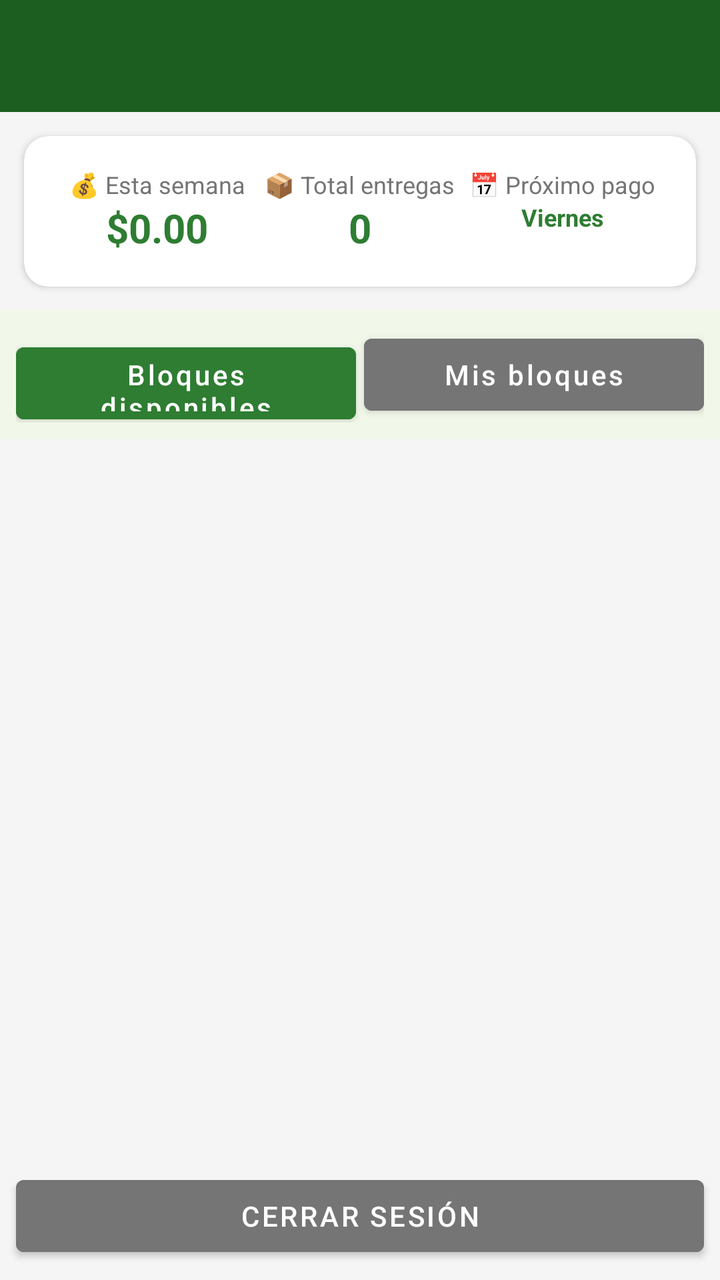
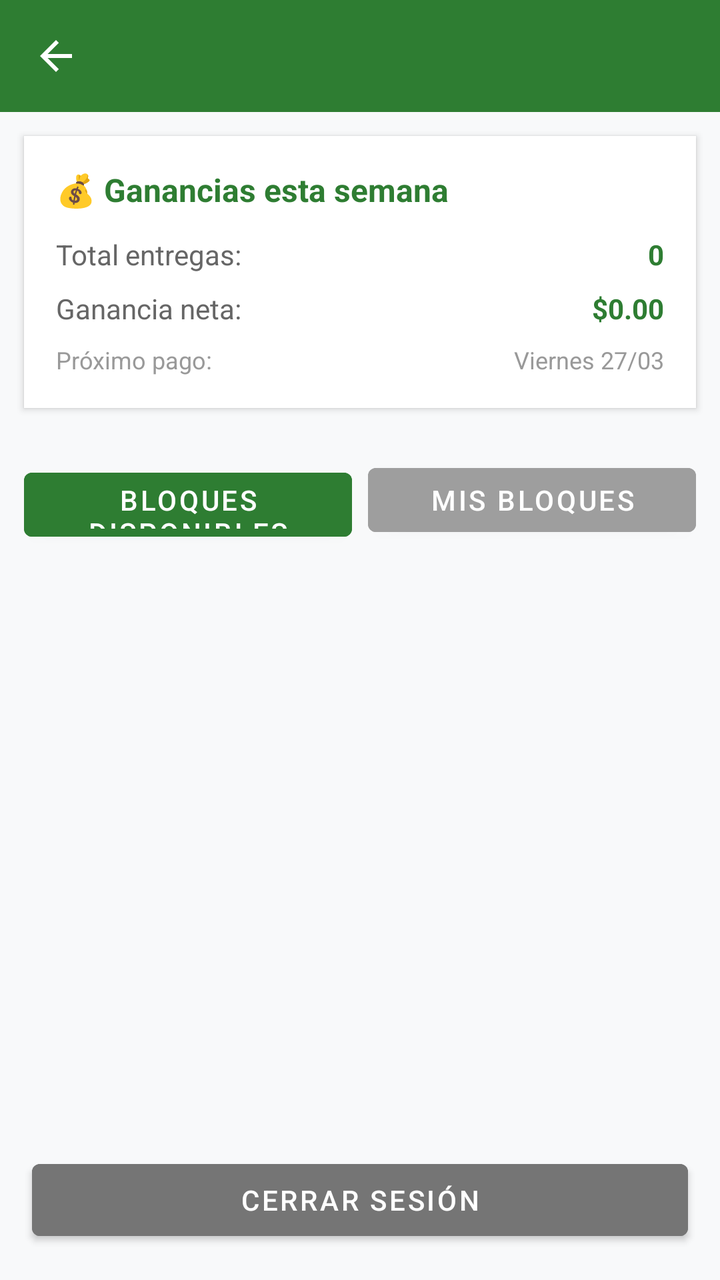

The first picture is an Android layout as it rendered before a commit; the second is the same layout after the commit. The layout source and the unified diff follow.
<!-- AndroidManifest.xml: application theme Theme.MaterialComponents.Light.NoActionBar -->
<!-- res/layout/activity_driver.xml -->
<?xml version="1.0" encoding="utf-8"?>
<LinearLayout xmlns:android="http://schemas.android.com/apk/res/android"
    xmlns:app="http://schemas.android.com/apk/res-auto"
    android:layout_width="match_parent"
    android:layout_height="match_parent"
    android:orientation="vertical"
    android:background="#F5F5F5">

    <androidx.appcompat.widget.Toolbar
        android:id="@+id/toolbar"
        android:layout_width="match_parent"
        android:layout_height="?attr/actionBarSize"
        android:background="#1B5E20"
        android:title="Modo Repartidor"
        android:titleTextColor="@android:color/white" />

    
    <androidx.cardview.widget.CardView
        android:layout_width="match_parent"
        android:layout_height="wrap_content"
        android:layout_margin="12dp"
        android:elevation="4dp"
        app:cardCornerRadius="12dp">

        <LinearLayout
            android:layout_width="match_parent"
            android:layout_height="wrap_content"
            android:orientation="horizontal"
            android:padding="16dp">

            <LinearLayout
                android:layout_width="0dp"
                android:layout_height="wrap_content"
                android:layout_weight="1"
                android:orientation="vertical"
                android:gravity="center">

                <TextView
                    android:layout_width="wrap_content"
                    android:layout_height="wrap_content"
                    android:text="💰 Esta semana"
                    android:textSize="12sp"
                    android:textColor="#757575" />

                <TextView
                    android:id="@+id/tvThisWeekEarnings"
                    android:layout_width="wrap_content"
                    android:layout_height="wrap_content"
                    android:text="$0.00"
                    android:textSize="20sp"
                    android:textStyle="bold"
                    android:textColor="#2E7D32" />
            </LinearLayout>

            <LinearLayout
                android:layout_width="0dp"
                android:layout_height="wrap_content"
                android:layout_weight="1"
                android:orientation="vertical"
                android:gravity="center">

                <TextView
                    android:layout_width="wrap_content"
                    android:layout_height="wrap_content"
                    android:text="📦 Total entregas"
                    android:textSize="12sp"
                    android:textColor="#757575" />

                <TextView
                    android:id="@+id/tvTotalDeliveries"
                    android:layout_width="wrap_content"
                    android:layout_height="wrap_content"
                    android:text="0"
                    android:textSize="20sp"
                    android:textStyle="bold"
                    android:textColor="#2E7D32" />
            </LinearLayout>

            <LinearLayout
                android:layout_width="0dp"
                android:layout_height="wrap_content"
                android:layout_weight="1"
                android:orientation="vertical"
                android:gravity="center">

                <TextView
                    android:layout_width="wrap_content"
                    android:layout_height="wrap_content"
                    android:text="📅 Próximo pago"
                    android:textSize="12sp"
                    android:textColor="#757575" />

                <TextView
                    android:id="@+id/tvNextPaymentDate"
                    android:layout_width="wrap_content"
                    android:layout_height="wrap_content"
                    android:text="Viernes"
                    android:textSize="12sp"
                    android:textStyle="bold"
                    android:textColor="#2E7D32" />
            </LinearLayout>
        </LinearLayout>
    </androidx.cardview.widget.CardView>

    
    <LinearLayout
        android:layout_width="match_parent"
        android:layout_height="wrap_content"
        android:orientation="horizontal"
        android:padding="8dp"
        android:background="#F1F8E9">

        <Button
            android:id="@+id/btnAvailableBlocks"
            android:layout_width="0dp"
            android:layout_height="48dp"
            android:layout_weight="1"
            android:layout_marginEnd="4dp"
            android:backgroundTint="#2E7D32"
            android:text="Bloques disponibles"
            android:textAllCaps="false" />

        <Button
            android:id="@+id/btnMyBlocks"
            android:layout_width="0dp"
            android:layout_height="48dp"
            android:layout_weight="1"
            android:backgroundTint="#757575"
            android:text="Mis bloques"
            android:textAllCaps="false" />
    </LinearLayout>

    <ProgressBar
        android:id="@+id/progressBar"
        android:layout_width="wrap_content"
        android:layout_height="wrap_content"
        android:layout_gravity="center"
        android:visibility="gone"
        android:layout_margin="8dp" />

    
    <androidx.recyclerview.widget.RecyclerView
        android:id="@+id/rvAvailableBlocks"
        android:layout_width="match_parent"
        android:layout_height="0dp"
        android:layout_weight="1"
        android:padding="8dp"
        android:visibility="visible" />

    
    <androidx.recyclerview.widget.RecyclerView
        android:id="@+id/rvMyBlocks"
        android:layout_width="match_parent"
        android:layout_height="0dp"
        android:layout_weight="1"
        android:padding="8dp"
        android:visibility="gone" />

    <Button
        android:id="@+id/btnLogout"
        android:layout_width="match_parent"
        android:layout_height="48dp"
        android:text="Cerrar Sesión"
        android:backgroundTint="#757575"
        android:layout_margin="8dp" />

</LinearLayout>
<!-- resources referenced by this layout -->
<resources>
  <style name="Theme.MaterialComponents.Light.NoActionBar" parent="Theme.MaterialComponents.Light">
          <item name="windowActionBar">false</item>
          <item name="windowNoTitle">true</item>
          <item name="colorPrimary">#2E7D32</item>
          <item name="colorPrimaryVariant">#1B5E20</item>
          <item name="colorAccent">#388E3C</item>
      </style>
</resources>

<!-- the commit's change to res/layout/activity_driver.xml (unified diff, before → after) -->
@@ -4,139 +4,161 @@
     android:layout_width="match_parent"
     android:layout_height="match_parent"
     android:orientation="vertical"
-    android:background="#F5F5F5">
+    android:background="#F8F9FA">
 
     <androidx.appcompat.widget.Toolbar
         android:id="@+id/toolbar"
         android:layout_width="match_parent"
         android:layout_height="?attr/actionBarSize"
-        android:background="#1B5E20"
+        android:background="#2E7D32"
         android:title="Modo Repartidor"
-        android:titleTextColor="@android:color/white" />
+        android:titleTextColor="@android:color/white"
+        app:navigationIcon="@drawable/ic_back"
+        app:navigationIconTint="@android:color/white" />
 
     
-    <androidx.cardview.widget.CardView
+    <LinearLayout
         android:layout_width="match_parent"
         android:layout_height="wrap_content"
+        android:orientation="vertical"
+        android:background="@android:color/white"
+        android:elevation="2dp"
+        android:padding="16dp"
         android:layout_margin="12dp"
-        android:elevation="4dp"
+        android:layout_marginTop="8dp"
         app:cardCornerRadius="12dp">
+
+        <TextView
+            android:layout_width="match_parent"
+            android:layout_height="wrap_content"
+            android:text="💰 Ganancias esta semana"
+            android:textSize="16sp"
+            android:textStyle="bold"
+            android:textColor="#2E7D32"
+            android:layout_marginBottom="12dp" />
 
         <LinearLayout
             android:layout_width="match_parent"
             android:layout_height="wrap_content"
             android:orientation="horizontal"
-            android:padding="16dp">
+            android:layout_marginBottom="8dp">
 
-            <LinearLayout
+            <TextView
                 android:layout_width="0dp"
                 android:layout_height="wrap_content"
                 android:layout_weight="1"
-                android:orientation="vertical"
-                android:gravity="center">
+                android:text="Total entregas:"
+                android:textSize="14sp"
+                android:textColor="#666666" />
 
-                <TextView
-                    android:layout_width="wrap_content"
-                    android:layout_height="wrap_content"
-                    android:text="💰 Esta semana"
-                    android:textSize="12sp"
-                    android:textColor="#757575" />
+            <TextView
+                android:id="@+id/tvTotalDeliveries"
+                android:layout_width="wrap_content"
+                android:layout_height="wrap_content"
+                android:text="0"
+                android:textSize="14sp"
+                android:textStyle="bold"
+                android:textColor="#2E7D32" />
 
-                <TextView
-                    android:id="@+id/tvThisWeekEarnings"
-                    android:layout_width="wrap_content"
-                    android:layout_height="wrap_content"
-                    android:text="$0.00"
-                    android:textSize="20sp"
-                    android:textStyle="bold"
-                    android:textColor="#2E7D32" />
-            </LinearLayout>
+        </LinearLayout>
 
-            <LinearLayout
+        <TextView
+            android:id="@+id/tvTotalTips"
+            android:layout_width="match_parent"
+            android:layout_height="wrap_content"
+            android:text="💸 Propinas: $0.00"
+            android:textSize="14sp"
+            android:textColor="#FF9800"
+            android:layout_marginBottom="8dp"
+            android:visibility="gone" />
+
+        <LinearLayout
+            android:layout_width="match_parent"
+            android:layout_height="wrap_content"
+            android:orientation="horizontal"
+            android:layout_marginBottom="8dp">
+
+            <TextView
                 android:layout_width="0dp"
                 android:layout_height="wrap_content"
                 android:layout_weight="1"
-                android:orientation="vertical"
-                android:gravity="center">
+                android:text="Ganancia neta:"
+                android:textSize="14sp"
+                android:textColor="#666666" />
 
-                <TextView
-                    android:layout_width="wrap_content"
-                    android:layout_height="wrap_content"
-                    android:text="📦 Total entregas"
-                    android:textSize="12sp"
-                    android:textColor="#757575" />
+            <TextView
+                android:id="@+id/tvThisWeekEarnings"
+                android:layout_width="wrap_content"
+                android:layout_height="wrap_content"
+                android:text="$0.00"
+                android:textSize="14sp"
+                android:textStyle="bold"
+                android:textColor="#2E7D32" />
 
-                <TextView
-                    android:id="@+id/tvTotalDeliveries"
-                    android:layout_width="wrap_content"
-                    android:layout_height="wrap_content"
-                    android:text="0"
-                    android:textSize="20sp"
-                    android:textStyle="bold"
-                    android:textColor="#2E7D32" />
-            </LinearLayout>
+        </LinearLayout>
 
-            <LinearLayout
+        <LinearLayout
+            android:layout_width="match_parent"
+            android:layout_height="wrap_content"
+            android:orientation="horizontal">
+
+            <TextView
                 android:layout_width="0dp"
                 android:layout_height="wrap_content"
                 android:layout_weight="1"
-                android:orientation="vertical"
-                android:gravity="center">
+                android:text="Próximo pago:"
+                android:textSize="12sp"
+                android:textColor="#999999" />
 
-                <TextView
-                    android:layout_width="wrap_content"
-                    android:layout_height="wrap_content"
-                    android:text="📅 Próximo pago"
-                    android:textSize="12sp"
-                    android:textColor="#757575" />
+            <TextView
+                android:id="@+id/tvNextPaymentDate"
+                android:layout_width="wrap_content"
+                android:layout_height="wrap_content"
+                android:text="Viernes 27/03"
+                android:textSize="12sp"
+                android:textColor="#999999" />
 
-                <TextView
-                    android:id="@+id/tvNextPaymentDate"
-                    android:layout_width="wrap_content"
-                    android:layout_height="wrap_content"
-                    android:text="Viernes"
-                    android:textSize="12sp"
-                    android:textStyle="bold"
-                    android:textColor="#2E7D32" />
-            </LinearLayout>
         </LinearLayout>
-    </androidx.cardview.widget.CardView>
+
+    </LinearLayout>
 
     
     <LinearLayout
         android:layout_width="match_parent"
         android:layout_height="wrap_content"
         android:orientation="horizontal"
-        android:padding="8dp"
-        android:background="#F1F8E9">
+        android:padding="12dp">
 
         <Button
             android:id="@+id/btnAvailableBlocks"
             android:layout_width="0dp"
-            android:layout_height="48dp"
+            android:layout_height="44dp"
             android:layout_weight="1"
-            android:layout_marginEnd="4dp"
+            android:text="Bloques disponibles"
+            android:textSize="14sp"
             android:backgroundTint="#2E7D32"
-            android:text="Bloques disponibles"
-            android:textAllCaps="false" />
+            android:layout_marginEnd="4dp" />
 
         <Button
             android:id="@+id/btnMyBlocks"
             android:layout_width="0dp"
-            android:layout_height="48dp"
+            android:layout_height="44dp"
             android:layout_weight="1"
-            android:backgroundTint="#757575"
             android:text="Mis bloques"
-            android:textAllCaps="false" />
+            android:textSize="14sp"
+            android:backgroundTint="#9E9E9E"
+            android:layout_marginStart="4dp" />
+
     </LinearLayout>
 
+    
     <ProgressBar
         android:id="@+id/progressBar"
         android:layout_width="wrap_content"
         android:layout_height="wrap_content"
         android:layout_gravity="center"
-        android:visibility="gone"
-        android:layout_margin="8dp" />
+        android:layout_marginTop="24dp"
+        android:visibility="gone" />
 
     
     <androidx.recyclerview.widget.RecyclerView
@@ -144,8 +166,9 @@
         android:layout_width="match_parent"
         android:layout_height="0dp"
         android:layout_weight="1"
-        android:padding="8dp"
-        android:visibility="visible" />
+        android:visibility="visible"
+        android:clipToPadding="false"
+        android:padding="8dp" />
 
     
     <androidx.recyclerview.widget.RecyclerView
@@ -153,15 +176,18 @@
         android:layout_width="match_parent"
         android:layout_height="0dp"
         android:layout_weight="1"
-        android:padding="8dp"
-        android:visibility="gone" />
+        android:visibility="gone"
+        android:clipToPadding="false"
+        android:padding="8dp" />
 
+    
     <Button
         android:id="@+id/btnLogout"
         android:layout_width="match_parent"
         android:layout_height="48dp"
         android:text="Cerrar Sesión"
+        android:textSize="14sp"
         android:backgroundTint="#757575"
-        android:layout_margin="8dp" />
+        android:layout_margin="16dp" />
 
 </LinearLayout>
<!-- resource entries referenced after the edit -->
@@ -1,5 +1,15 @@
 <!-- resources referenced by this layout -->
 <resources>
+  <!-- drawable ic_back (drawable) -->
+  <vector xmlns:android="http://schemas.android.com/apk/res/android"
+      android:width="24dp"
+      android:height="24dp"
+      android:viewportWidth="24"
+      android:viewportHeight="24">
+      <path
+          android:fillColor="#FFFFFF"
+          android:pathData="M20,11H7.83l5.59,-5.59L12,4l-8,8 8,8 1.41,-1.41L7.83,13H20v-2z" />
+  </vector>
   <style name="Theme.MaterialComponents.Light.NoActionBar" parent="Theme.MaterialComponents.Light">
           <item name="windowActionBar">false</item>
           <item name="windowNoTitle">true</item>
